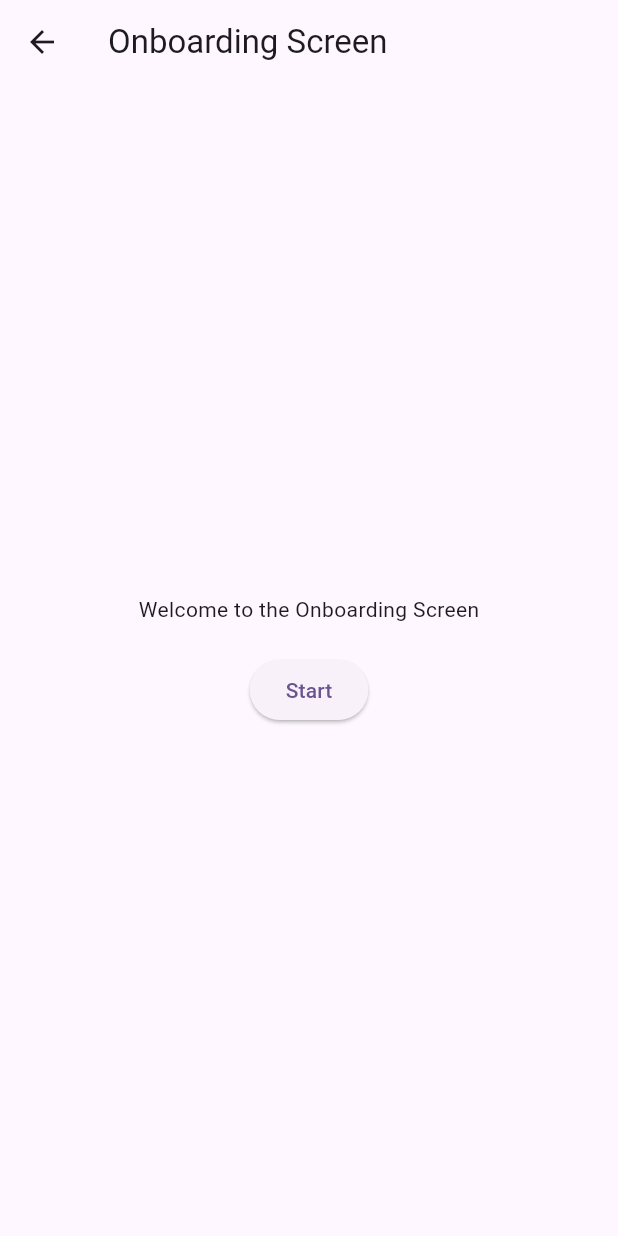
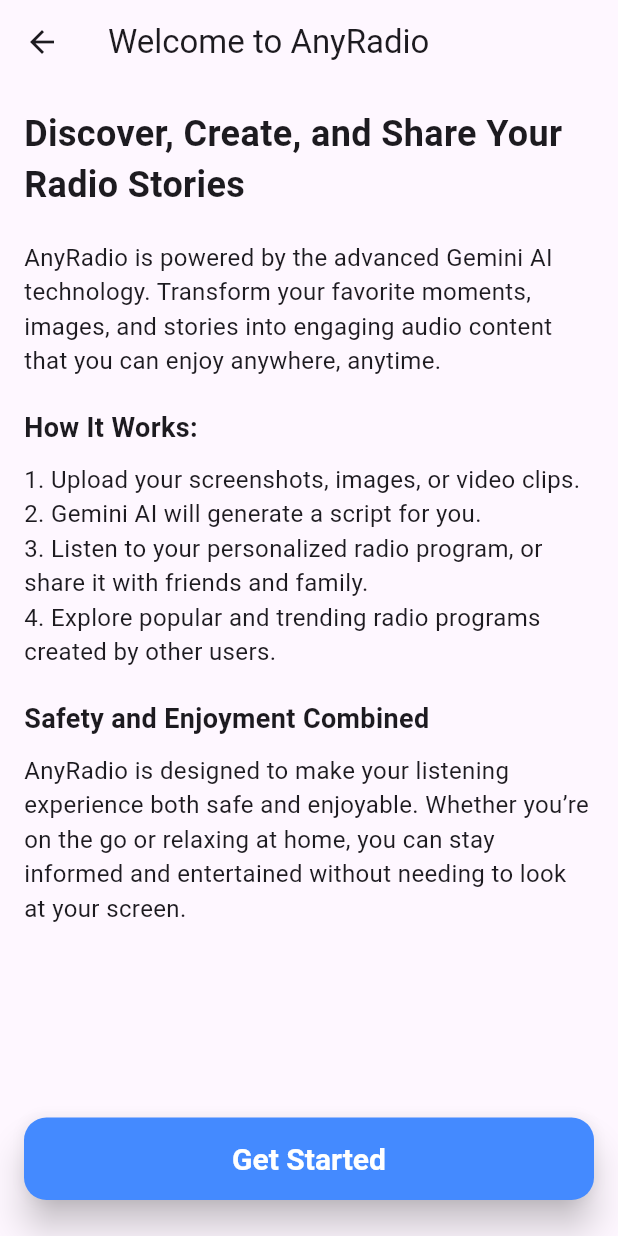
Before and after one commit to sugijotaro/anyradio, a Flutter app: the OnboardingScreen screen opened directly with empty values, on a phone screen of 412 x 824 dp. Run offline on Flutter 3.47's test engine with Material 3 defaults, Android fonts, the light colour scheme and no system bars; our stand-ins replace audio_service, audio_video_progress_bar, cloud_firestore, firebase_analytics, firebase_auth, firebase_core and 6 more; accounts and stored records are empty; network calls fail.

Commit message:
Update onboarding_screen.dart

```diff
--- a/lib/screens/onboarding_screen.dart
+++ b/lib/screens/onboarding_screen.dart
@@ -1,4 +1,3 @@
-// onboarding_screen.dart
 import 'package:flutter/material.dart';
 
 class OnboardingScreen extends StatelessWidget {
@@ -10,20 +9,80 @@
   Widget build(BuildContext context) {
     return Scaffold(
       appBar: AppBar(
-        title: const Text('Onboarding Screen'),
+        title: const Text('Welcome to AnyRadio'),
       ),
-      body: Center(
-        child: Column(
-          mainAxisAlignment: MainAxisAlignment.center,
-          children: [
-            const Text('Welcome to the Onboarding Screen'),
-            const SizedBox(height: 20),
-            ElevatedButton(
+      body: Column(
+        children: [
+          Expanded(
+            child: SingleChildScrollView(
+              padding: const EdgeInsets.all(16.0),
+              child: Column(
+                crossAxisAlignment: CrossAxisAlignment.start,
+                children: [
+                  Text(
+                    'Discover, Create, and Share Your Radio Stories',
+                    style: TextStyle(
+                      fontSize: 24,
+                      fontWeight: FontWeight.bold,
+                    ),
+                  ),
+                  SizedBox(height: 20),
+                  Text(
+                    'AnyRadio is powered by the advanced Gemini AI technology. '
+                    'Transform your favorite moments, images, and stories into engaging audio content '
+                    'that you can enjoy anywhere, anytime.',
+                    style: TextStyle(fontSize: 16),
+                  ),
+                  SizedBox(height: 20),
+                  Text(
+                    'How It Works:',
+                    style: TextStyle(fontSize: 18, fontWeight: FontWeight.bold),
+                  ),
+                  SizedBox(height: 10),
+                  Text(
+                    '1. Upload your screenshots, images, or video clips.\n'
+                    '2. Gemini AI will generate a script for you.\n'
+                    '3. Listen to your personalized radio program, or share it with friends and family.\n'
+                    '4. Explore popular and trending radio programs created by other users.',
+                    style: TextStyle(fontSize: 16),
+                  ),
+                  SizedBox(height: 20),
+                  Text(
+                    'Safety and Enjoyment Combined',
+                    style: TextStyle(fontSize: 18, fontWeight: FontWeight.bold),
+                  ),
+                  SizedBox(height: 10),
+                  Text(
+                    'AnyRadio is designed to make your listening experience both safe and enjoyable. '
+                    'Whether you’re on the go or relaxing at home, you can stay informed and entertained '
+                    'without needing to look at your screen.',
+                    style: TextStyle(fontSize: 16),
+                  ),
+                  SizedBox(height: 20),
+                ],
+              ),
+            ),
+          ),
+          Container(
+            width: double.infinity,
+            padding: const EdgeInsets.symmetric(horizontal: 16.0)
+                .copyWith(bottom: 24.0),
+            child: ElevatedButton(
+              style: ElevatedButton.styleFrom(
+                padding: EdgeInsets.symmetric(vertical: 16),
+                textStyle: TextStyle(fontSize: 20, fontWeight: FontWeight.bold),
+                backgroundColor: Colors.blueAccent,
+                foregroundColor: Colors.white,
+                elevation: 10,
+                shape: RoundedRectangleBorder(
+                  borderRadius: BorderRadius.circular(15),
+                ),
+              ),
               onPressed: onStartPressed,
-              child: const Text('Start'),
+              child: const Text('Get Started'),
             ),
-          ],
-        ),
+          ),
+        ],
       ),
     );
   }
```
